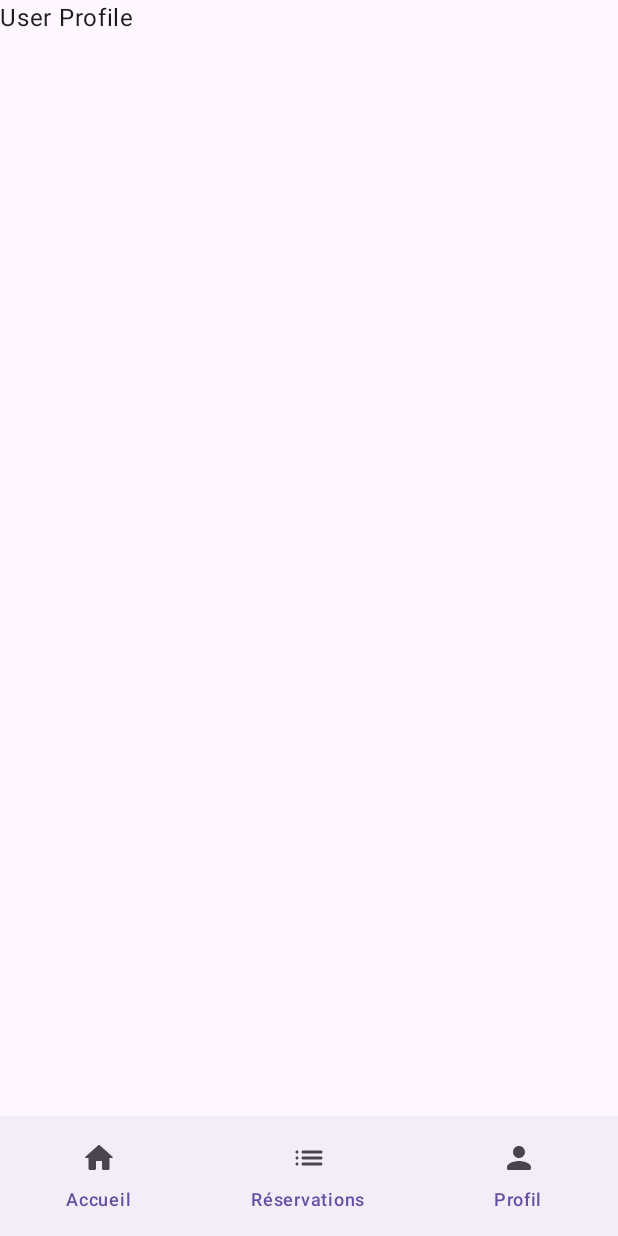
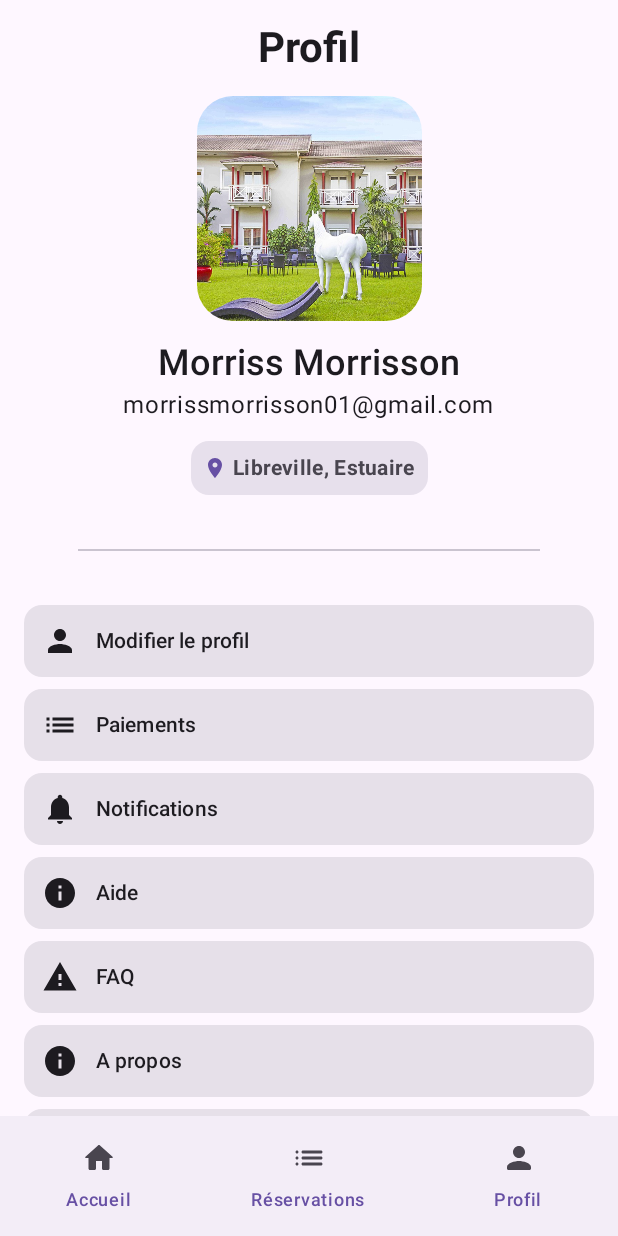
Before and after one commit to MelSardes/Nomad, an Android app built with Jetpack Compose: the screen it shows after launch (MainActivity), item 3 of the bottom bar chosen, on a phone screen of 412 x 824 dp. Run offline under Robolectric (Android 15) with nearby library versions, the phone set to English and light mode, and no system bars.

Commit message:
Add User `User Profile` page, begin `Booking List` page, fix performance issues

```diff
--- a/app/src/main/java/com/mukite/nomad/ui/HomeScreen.kt
+++ b/app/src/main/java/com/mukite/nomad/ui/HomeScreen.kt
@@ -45,16 +45,15 @@ import com.mukite.nomad.R
 
 @Composable
 fun HomeScreen(
-    scrollState: ScrollState,
     modifier: Modifier = Modifier,
     navigateToDateSelection: () -> Unit,
 ) {
-    var isContentHidden by remember { mutableStateOf(true) }
+    val verticalScrollState = rememberScrollState()
 
     Column(
         modifier = modifier
             .padding(0.dp)
-            .verticalScroll(scrollState)
+            .verticalScroll(verticalScrollState)
             .fillMaxSize()
     ) {
         HeaderImage()
@@ -85,18 +84,16 @@ fun HomeScreen(
             Divider(color = Color.Black.copy(alpha = 0.2f))
 
             Spacer(modifier = Modifier.height(24.dp))
-            DescriptionSection(isContentHidden = isContentHidden) {
-                isContentHidden = !isContentHidden
-            }
+            DescriptionSection()
 
             Spacer(modifier = Modifier.height(24.dp))
-//            GallerySection(modifier = Modifier.fillMaxWidth())
+            GallerySection(modifier = Modifier.fillMaxWidth())
 
             Spacer(modifier = Modifier.height(24.dp))
             ServicesSection(modifier = Modifier.fillMaxWidth())
 
             Spacer(modifier = Modifier.height(24.dp))
-//            MapSection(modifier = Modifier.fillMaxWidth())
+            MapSection(modifier = Modifier.fillMaxWidth())
 
 
 
@@ -180,5 +177,5 @@ fun TabItem(icon: ImageVector, index: Int, selectedIndex: Int, modifier: Modifie
 @Preview(showBackground = true)
 @Composable
 fun HomeScreenPreview() {
-    HomeScreen(rememberScrollState()) {}
+    HomeScreen {}
 }
--- a/app/src/main/java/com/mukite/nomad/ui/HomeScreenContent.kt
+++ b/app/src/main/java/com/mukite/nomad/ui/HomeScreenContent.kt
@@ -12,17 +12,30 @@ import androidx.compose.foundation.layout.FlowRow
 import androidx.compose.foundation.layout.IntrinsicSize
 import androidx.compose.foundation.layout.Row
 import androidx.compose.foundation.layout.Spacer
+import androidx.compose.foundation.layout.fillMaxHeight
+import androidx.compose.foundation.layout.fillMaxSize
 import androidx.compose.foundation.layout.fillMaxWidth
 import androidx.compose.foundation.layout.height
 import androidx.compose.foundation.layout.size
+import androidx.compose.foundation.layout.width
+import androidx.compose.foundation.lazy.LazyRow
+import androidx.compose.foundation.lazy.items
+import androidx.compose.foundation.shape.RoundedCornerShape
 import androidx.compose.material.icons.Icons
 import androidx.compose.material.icons.rounded.LocationOn
 import androidx.compose.material3.Icon
 import androidx.compose.material3.MaterialTheme
 import androidx.compose.material3.Text
 import androidx.compose.runtime.Composable
+import androidx.compose.runtime.getValue
+import androidx.compose.runtime.mutableStateOf
+import androidx.compose.runtime.remember
+import androidx.compose.runtime.saveable.rememberSaveable
+import androidx.compose.runtime.setValue
 import androidx.compose.ui.Alignment
 import androidx.compose.ui.Modifier
+import androidx.compose.ui.draw.clip
+import androidx.compose.ui.layout.ContentScale
 import androidx.compose.ui.res.painterResource
 import androidx.compose.ui.res.stringResource
 import androidx.compose.ui.text.SpanStyle
@@ -97,14 +110,12 @@ fun MapSection(modifier: Modifier) {
 
         Spacer(modifier = Modifier.height(8.dp))
         Box(modifier = Modifier, contentAlignment = Alignment.Center) {
-/*
             Image(
                 painter = painterResource(id = R.drawable.nomad_main),
                 contentDescription = null,
                 contentScale = ContentScale.Crop,
                 modifier = Modifier.fillMaxSize()
             )
-*/
         }
     }
 }
@@ -153,7 +164,8 @@ fun ServiceItem(modifier: Modifier = Modifier, service: Service) {
 }
 
 @Composable
-fun DescriptionSection(isContentHidden: Boolean = true, clickOnContent: () -> Unit) {
+fun DescriptionSection() {
+    var isContentHidden by rememberSaveable { mutableStateOf(true) }
 
     Column {
         HeaderSectionTitle(title = R.string.description)
@@ -163,7 +175,7 @@ fun DescriptionSection(isContentHidden: Boolean = true, clickOnContent: () -> Un
         Text(
             modifier = Modifier
                 .animateContentSize()
-                .clickable(onClick = { clickOnContent() }),
+                .clickable(onClick = { isContentHidden = !isContentHidden }),
 
             text = buildAnnotatedString {
                 append(stringResource(R.string.nomad_hotel_description))
@@ -192,7 +204,6 @@ fun GallerySection(modifier: Modifier = Modifier) {
 
         Spacer(modifier = Modifier.height(8.dp))
 
-/*
         LazyRow(
             horizontalArrangement = Arrangement.spacedBy(8.dp),
             modifier = Modifier.height(112.dp)
@@ -214,7 +225,6 @@ fun GallerySection(modifier: Modifier = Modifier) {
                 }
             }
         }
-*/
     }
 }
 
@@ -244,10 +254,8 @@ fun HeaderSectionTitle(@StringRes title: Int, @StringRes link: Int? = null) {
 }
 
 
-/*
-private val galleryImages = listOf<R.drawable>(
-*/
-/*    R.drawable.gallerie1,
+private val galleryImages = listOf(
+    R.drawable.gallerie1,
     R.drawable.gallerie2,
     R.drawable.gallerie3,
     R.drawable.gallerie4,
@@ -255,7 +263,5 @@ private val galleryImages = listOf<R.drawable>(
     R.drawable.gallerie6,
     R.drawable.gallerie7,
     R.drawable.gallerie8,
-    R.drawable.gallerie9,*//*
-
+    R.drawable.gallerie9,
 )
-*/
--- a/app/src/main/java/com/mukite/nomad/ui/NomadApp.kt
+++ b/app/src/main/java/com/mukite/nomad/ui/NomadApp.kt
@@ -1,6 +1,11 @@
+@file:OptIn(ExperimentalMaterial3Api::class)
+
 package com.mukite.nomad.ui
 
 import androidx.annotation.StringRes
+import androidx.compose.animation.core.tween
+import androidx.compose.animation.fadeIn
+import androidx.compose.animation.fadeOut
 import androidx.compose.foundation.ScrollState
 import androidx.compose.foundation.layout.PaddingValues
 import androidx.compose.foundation.layout.fillMaxSize
@@ -23,12 +28,14 @@ import androidx.compose.material3.Text
 import androidx.compose.material3.IconButton
 import androidx.compose.material3.TopAppBar
 import androidx.compose.material3.TopAppBarDefaults
+import androidx.compose.material3.rememberTopAppBarState
 import androidx.compose.runtime.Composable
 import androidx.compose.runtime.LaunchedEffect
 import androidx.compose.runtime.getValue
 import androidx.compose.runtime.mutableStateOf
 import androidx.compose.runtime.remember
 import androidx.compose.ui.Modifier
+import androidx.compose.ui.graphics.Color
 import androidx.compose.ui.graphics.vector.ImageVector
 import androidx.compose.ui.res.stringResource
 import androidx.lifecycle.viewmodel.compose.viewModel
@@ -141,7 +148,6 @@ fun NomadAppBar(
 @Composable
 fun NomadApp(
 ) {
-    val viewModel = remember { NomadViewModel() }
     val navController: NavHostController = rememberNavController()
     val shouldShowBottomBar = remember { mutableStateOf(false) }
 
@@ -150,12 +156,6 @@ fun NomadApp(
         navBackStackEntry?.destination
     }
 
-    // Remember expensive calculations for efficiency
-    val currentDestinationHierarchy by remember(currentDestination) {
-        mutableStateOf(currentDestination?.hierarchy)
-    }
-
-    val verticalScrollState = rememberScrollState()
 
 
     Scaffold(
@@ -180,7 +180,9 @@ fun NomadApp(
 
             if (shouldShowBottomBar.value) {
 
-                LeNomadBottomNavigationBar(currentDestination = currentDestination, navigateToPage = {route ->
+                LeNomadBottomNavigationBar(
+                    currentDestination = currentDestination,
+                    navigateToPage = { route ->
                         navController.navigate(route) {
                             // Pop up to the start destination of the graph to
                             // avoid building up a large stack of destinations
@@ -201,9 +203,7 @@ fun NomadApp(
 
     ) { innerPadding ->
 
-
-        NomadNavContent(navController, innerPadding, verticalScrollState, viewModel)
-
+        NomadNavContent(navController, innerPadding)
 
         LaunchedEffect(navController) {
             // Update shouldShowBottomBar based on navigation events
@@ -216,39 +216,38 @@ fun NomadApp(
     }
 }
 
+@OptIn(ExperimentalMaterial3Api::class)
 @Composable
 private fun NomadNavContent(
     navController: NavHostController,
     innerPadding: PaddingValues,
-    verticalScrollState: ScrollState,
-    viewModel: NomadViewModel
 ) {
+    val viewModel = remember { NomadViewModel() }
+    val appBarScrollState = rememberTopAppBarState()
+    val listScrollState = rememberScrollState()
+
     NavHost(
         navController = navController,
         startDestination = NomadScreen.Home.name,
-        modifier = Modifier.padding(innerPadding)
+        modifier = Modifier.padding(innerPadding),
+//        enterTransition = { fadeIn(animationSpec = tween(700)) },
+//        exitTransition = { fadeOut(animationSpec = tween(700)) },
+//        popEnterTransition = { fadeIn(animationSpec = tween(700)) },
+//        popExitTransition = { fadeOut(animationSpec = tween(700)) },
     ) {
         composable(route = BottomNavigationItem.Home.route) {
 //                Text(text = "Home")
-            HomeScreen(
-                verticalScrollState,
-                modifier = Modifier.fillMaxSize()
-            ) {
+            HomeScreen(modifier = Modifier.fillMaxSize()) {
                 navController.navigate(NomadScreen.BookingDetails.name)
             }
         }
 
-
         composable(route = BottomNavigationItem.UserProfile.route) {
-            Surface {
-                Text(text = "User Profile")
-            }
+            UserProfile(appBarScrollState, listScrollState, Modifier.fillMaxSize())
         }
 
         composable(route = BottomNavigationItem.Bookings.route) {
-            Surface {
-                Text(text = "Bookings")
-            }
+            Bookings(modifier = Modifier.fillMaxSize())
         }
 
         composable(route = NomadScreen.SelectDate.name) {
@@ -262,7 +261,6 @@ private fun NomadNavContent(
         }
 
         composable(route = NomadScreen.BookingDetails.name) {
-
             BookingDetails(viewModel = viewModel)
         }
     }
--- /dev/null
+++ b/app/src/main/java/com/mukite/nomad/ui/UserProfile.kt
@@ -0,0 +1,224 @@
+package com.mukite.nomad.ui
+
+import android.media.Image
+import androidx.annotation.StringRes
+import androidx.compose.foundation.Image
+import androidx.compose.foundation.ScrollState
+import androidx.compose.foundation.clickable
+import androidx.compose.foundation.gestures.Orientation
+import androidx.compose.foundation.gestures.scrollable
+import androidx.compose.foundation.interaction.InteractionSource
+import androidx.compose.foundation.layout.Arrangement
+import androidx.compose.foundation.layout.Box
+import androidx.compose.foundation.layout.Column
+import androidx.compose.foundation.layout.IntrinsicSize
+import androidx.compose.foundation.layout.Row
+import androidx.compose.foundation.layout.Spacer
+import androidx.compose.foundation.layout.fillMaxSize
+import androidx.compose.foundation.layout.fillMaxWidth
+import androidx.compose.foundation.layout.height
+import androidx.compose.foundation.layout.padding
+import androidx.compose.foundation.layout.size
+import androidx.compose.foundation.lazy.LazyColumn
+import androidx.compose.foundation.lazy.items
+import androidx.compose.foundation.rememberScrollState
+import androidx.compose.foundation.shape.CircleShape
+import androidx.compose.foundation.shape.RoundedCornerShape
+import androidx.compose.foundation.verticalScroll
+import androidx.compose.material.icons.Icons
+import androidx.compose.material.icons.filled.ExitToApp
+import androidx.compose.material.icons.filled.Info
+import androidx.compose.material.icons.filled.List
+import androidx.compose.material.icons.filled.Notifications
+import androidx.compose.material.icons.filled.Person
+import androidx.compose.material.icons.filled.Place
+import androidx.compose.material.icons.filled.Settings
+import androidx.compose.material.icons.filled.Warning
+import androidx.compose.material.icons.outlined.Info
+import androidx.compose.material.icons.outlined.List
+import androidx.compose.material.icons.outlined.Notifications
+import androidx.compose.material.icons.outlined.Place
+import androidx.compose.material.icons.outlined.Settings
+import androidx.compose.material.icons.outlined.Warning
+import androidx.compose.material3.Card
+import androidx.compose.material3.CardColors
+import androidx.compose.material3.CardDefaults
+import androidx.compose.material3.CenterAlignedTopAppBar
+import androidx.compose.material3.Divider
+import androidx.compose.material3.ExperimentalMaterial3Api
+import androidx.compose.material3.Icon
+import androidx.compose.material3.MaterialTheme
+import androidx.compose.material3.MediumTopAppBar
+import androidx.compose.material3.Surface
+import androidx.compose.material3.Text
+import androidx.compose.material3.TopAppBar
+import androidx.compose.material3.TopAppBarDefaults
+import androidx.compose.material3.TopAppBarScrollBehavior
+import androidx.compose.material3.TopAppBarState
+import androidx.compose.material3.rememberTopAppBarState
+import androidx.compose.runtime.Composable
+import androidx.compose.ui.Alignment
+import androidx.compose.ui.Modifier
+import androidx.compose.ui.draw.clip
+import androidx.compose.ui.graphics.Color
+import androidx.compose.ui.graphics.vector.ImageVector
+import androidx.compose.ui.layout.ContentScale
+import androidx.compose.ui.res.painterResource
+import androidx.compose.ui.res.stringResource
+import androidx.compose.ui.text.font.FontWeight
+import androidx.compose.ui.text.style.TextAlign
+import androidx.compose.ui.tooling.preview.Preview
+import androidx.compose.ui.unit.dp
+import com.mukite.nomad.R
+
+@OptIn(ExperimentalMaterial3Api::class)
+@Composable
+fun UserProfile(
+    appBarScrollState: TopAppBarState,
+    listScrollState: ScrollState,
+    modifier: Modifier = Modifier
+) {
+
+    Surface {
+        Column(modifier.padding(horizontal = 16.dp)) {
+            CenterAlignedTopAppBar(
+                title = {
+                    Text(
+                        text = stringResource(id = R.string.profile),
+                        style = MaterialTheme.typography.headlineMedium.copy(fontWeight = FontWeight.Bold)
+                    )
+                },
+                scrollBehavior = TopAppBarDefaults.enterAlwaysScrollBehavior(appBarScrollState)
+            )
+
+            Column(modifier = Modifier
+                .fillMaxSize()
+                .verticalScroll(state = listScrollState)
+            ) {
+
+                ProfileSection(modifier = Modifier)
+                Divider(modifier = Modifier.padding(36.dp))
+
+                settingList.forEach {
+                    if (it.second == "Se deconnecter") {
+                        SettingItem(it.first, it.second, exitColor = MaterialTheme.colorScheme.error)
+                    } else SettingItem(it.first, it.second)
+                    Spacer(modifier = Modifier.height(8.dp))
+                }
+
+                Spacer(modifier = Modifier.height(16.dp))
+            }
+        }
+    }
+}
+
+val settingList = listOf(
+    Icons.Filled.Person to "Modifier le profil",
+    Icons.Filled.List to "Paiements",
+    Icons.Filled.Notifications to "Notifications",
+    Icons.Filled.Info to "Aide",
+    Icons.Filled.Warning to "FAQ",
+    Icons.Filled.Info to "A propos",
+    Icons.Filled.ExitToApp to "Se deconnecter",
+)
+
+@OptIn(ExperimentalMaterial3Api::class)
+@Composable
+fun SettingItem(
+    icon: ImageVector,
+    title: String,
+    modifier: Modifier = Modifier,
+    exitColor: Color = MaterialTheme.colorScheme.onSurface
+) {
+    Card(onClick = {} ) {
+        Row(
+            horizontalArrangement = Arrangement.spacedBy(12.dp),
+            verticalAlignment = Alignment.CenterVertically,
+            modifier = modifier
+                .fillMaxWidth()
+                .padding(12.dp)
+        ) {
+            Icon(imageVector = icon, contentDescription = title, tint = exitColor)
+            Text(
+                text = title,
+                textAlign = TextAlign.Start,
+                style = MaterialTheme.typography.titleSmall.copy(
+                fontWeight = FontWeight.Medium,
+                    color = exitColor
+            ))
+        }
+    }
+}
+
+@Composable
+fun ProfileSection(modifier: Modifier = Modifier) {
+    Column(
+        horizontalAlignment = Alignment.CenterHorizontally,
+        modifier = modifier.fillMaxWidth(),
+        verticalArrangement = Arrangement.spacedBy(12.dp)
+    ) {
+        ProfilePhotoSection(modifier = Modifier)
+
+        Column(horizontalAlignment = Alignment.CenterHorizontally) {
+            Text(
+                text = stringResource(R.string.user_profile_name),
+                style = MaterialTheme.typography.headlineSmall.copy(
+                    fontWeight = FontWeight.SemiBold
+                ),
+                modifier = modifier
+            )
+
+            Text(
+                text = stringResource(R.string.user_profile_email),
+                style = MaterialTheme.typography.bodyLarge,
+                modifier = modifier
+            )
+        }
+
+        Card(
+            colors = CardDefaults.cardColors(containerColor = MaterialTheme.colorScheme.surfaceVariant),
+        ) {
+            Row(
+                modifier = Modifier
+                    .clip(CircleShape)
+                    .padding(8.dp),
+                horizontalArrangement = Arrangement.spacedBy(4.dp),
+                verticalAlignment = Alignment.CenterVertically
+            ) {
+                Icon(
+                    imageVector = Icons.Default.Place,
+                    contentDescription = null,
+                    tint = MaterialTheme.colorScheme.primary,
+                    modifier = Modifier.size(16.dp)
+                )
+                Text(
+                    text = stringResource(R.string.user_profile_location),
+                    color = MaterialTheme.colorScheme.onSurfaceVariant,
+                    style = MaterialTheme.typography.bodyMedium.copy(fontWeight = FontWeight.Bold)
+                )
+            }
+        }
+    }
+}
+
+@Composable
+fun ProfilePhotoSection(modifier: Modifier = Modifier) {
+    Box(modifier = modifier
+        .size(150.dp)
+        .clip(RoundedCornerShape(24.dp))) {
+        Image(
+            painter = painterResource(id = R.drawable.nomad_main),
+            contentDescription = null,
+            modifier = Modifier.fillMaxSize(),
+            contentScale = ContentScale.Crop,
+            alignment = Alignment.Center
+        )
+    }
+}
+
+@OptIn(ExperimentalMaterial3Api::class)
+@Preview(name = "UserProfile", showSystemUi = true, device = "id:pixel_7")
+@Composable
+private fun PreviewUserProfile() {
+    UserProfile(rememberTopAppBarState(), rememberScrollState())
+}
--- a/app/src/main/res/values/strings.xml
+++ b/app/src/main/res/values/strings.xml
@@ -35,4 +35,7 @@
     <string name="phoneNumber">Numéro de téléphone</string>
     <string name="personalInformation">Informations personelles</string>
     <string name="cancel">Annuler</string>
+    <string name="user_profile_name">Morriss Morrisson</string>
+    <string name="user_profile_location">Libreville, Estuaire</string>
+    <string name="user_profile_email">morrissmorrisson01@gmail.com</string>
 </resources>
```
Also changed, not shown: app/src/main/java/com/mukite/nomad/ui/Bookings.kt (added, +125 -0 lines), app/src/main/java/com/mukite/nomad/ui/booking_details/BookingDetails.kt (+80 -43 lines). Lines whose indentation alone changed are shown as unchanged.
